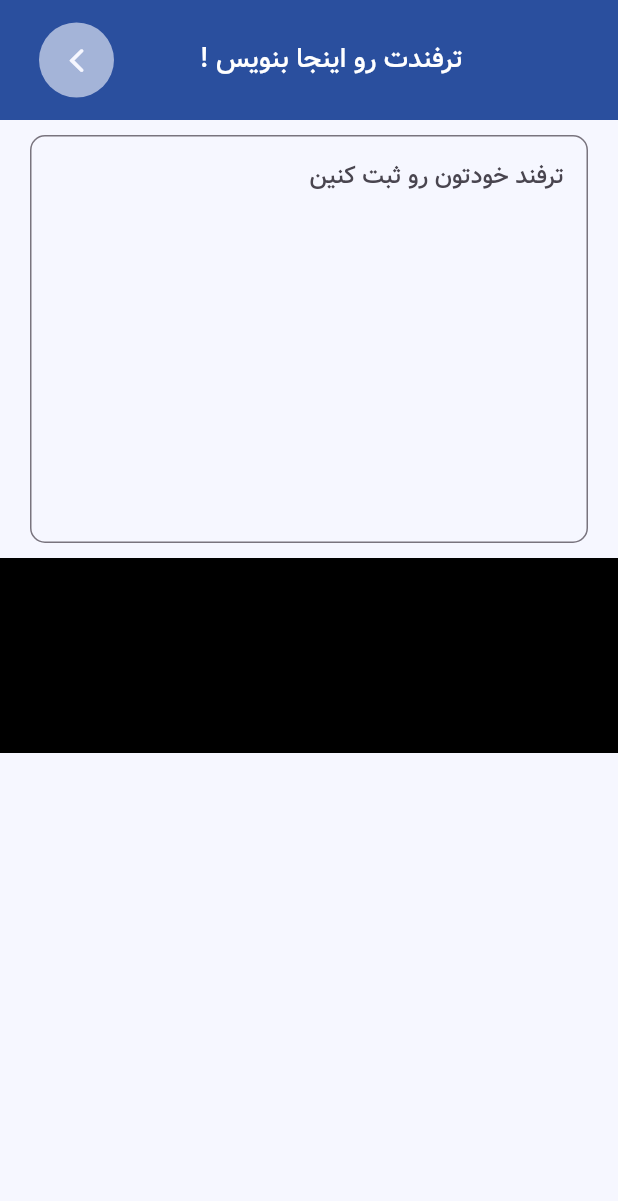
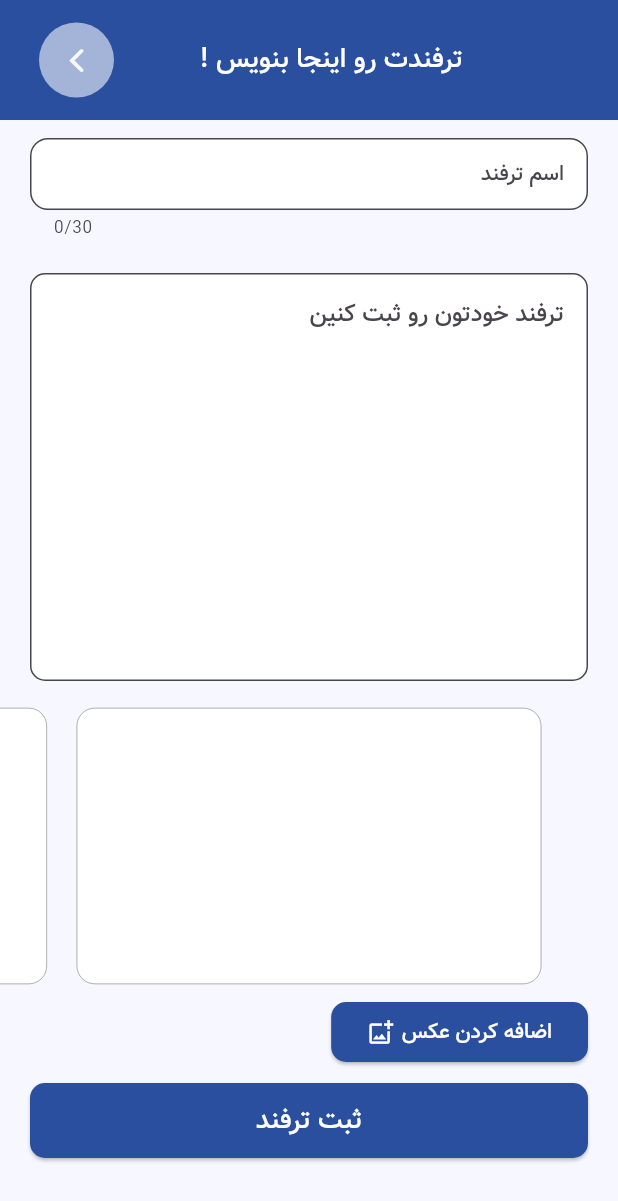
Before and after one commit to Y4CN/Gamak, a Flutter app: the AddTrickScreen screen opened directly, on a phone screen of 412 x 824 dp. Shown: the top 1201 px of the screen. Run offline on Flutter 3.47's test engine with Material 2 defaults, Android fonts, the phone set to English and light mode, and no system bars; our stand-ins replace cached_network_image, dartz, dio, email_validator, expandable_text, file_picker and 10 more; missing offline and left inert: dart:ffi; accounts and stored records are empty.

Commit message:
add UI UX addTrickScreen

```diff
--- a/lib/screens/addTrickScreen.dart
+++ b/lib/screens/addTrickScreen.dart
@@ -1,6 +1,7 @@
 import 'package:flutter/cupertino.dart';
 import 'package:flutter/material.dart';
 import 'package:game_hacks_chat/constant/generallColor.dart';
+import 'package:game_hacks_chat/widget/customSnakBar.dart';
 
 class AddTrickScreen extends StatefulWidget {
   const AddTrickScreen({super.key});
@@ -10,6 +11,18 @@ class AddTrickScreen extends StatefulWidget {
 }
 
 class _AddTrickScreenState extends State<AddTrickScreen> {
+  late TextEditingController _titleTextEditController;
+  late TextEditingController _descriptionTexrEditController;
+  late PageController _pageController;
+
+  @override
+  void initState() {
+    super.initState();
+    _titleTextEditController = TextEditingController();
+    _descriptionTexrEditController = TextEditingController();
+    _pageController = PageController(viewportFraction: .8);
+  }
+
   @override
   Widget build(BuildContext context) {
     return GestureDetector(
@@ -66,16 +79,44 @@ class _AddTrickScreenState extends State<AddTrickScreen> {
             ),
           ),
         ),
-        body: SafeArea(
+        body: SingleChildScrollView(
+          child: SafeArea(
             child: Column(
-            crossAxisAlignment: CrossAxisAlignment.stretch,
+              crossAxisAlignment: CrossAxisAlignment.start,
               children: [
                 Padding(
-                padding: EdgeInsets.symmetric(horizontal: 20, vertical: 10),
+                  padding:
+                      const EdgeInsets.symmetric(horizontal: 20, vertical: 12),
                   child: TextField(
+                    controller: _titleTextEditController,
+                    maxLength: 30,
+                    decoration: InputDecoration(
+                      labelText: 'اسم ترفند',
+                      labelStyle: const TextStyle(
+                        fontFamily: 'vazirm',
+                        fontSize: 14,
+                      ),
+                      filled: true,
+                      fillColor: Colors.white,
+                      floatingLabelAlignment: FloatingLabelAlignment.start,
+                      contentPadding:
+                          const EdgeInsets.symmetric(horizontal: 12),
+                      border: OutlineInputBorder(
+                        borderRadius: BorderRadius.circular(12),
+                      ),
+                    ),
+                  ),
+                ),
+                Padding(
+                  padding:
+                      const EdgeInsets.symmetric(horizontal: 20, vertical: 10),
+                  child: TextField(
+                    controller: _descriptionTexrEditController,
                     minLines: 10,
                     maxLines: 15,
-                  decoration: InputDecoration(
+                    decoration: const InputDecoration(
+                      filled: true,
+                      fillColor: Colors.white,
                       hintText: 'ترفند خودتون رو ثبت کنین',
                       hintStyle: TextStyle(fontFamily: 'vazirm'),
                       border: OutlineInputBorder(
@@ -86,12 +127,101 @@ class _AddTrickScreenState extends State<AddTrickScreen> {
                     ),
                   ),
                 ),
-              Container(
-                height: 130,
+                SizedBox(
+                  height: 200,
                   width: double.infinity,
+                  child: PageView.builder(
+                    controller: _pageController,
+                    itemCount: 10,
+                    itemBuilder: (context, index) {
+                      return Container(
+                        margin: const EdgeInsets.symmetric(
+                          horizontal: 10,
+                          vertical: 8,
+                        ),
+                        decoration: BoxDecoration(
+                          color: Colors.white,
+                          border: Border.all(
                             color: Colors.black,
+                            width: .2,
+                          ),
+                          borderRadius: BorderRadius.circular(12),
+                        ),
+                      );
+                    },
+                  ),
+                ),
+                Padding(
+                  padding: const EdgeInsets.symmetric(horizontal: 20),
+                  child: ElevatedButton(
+                    style: ElevatedButton.styleFrom(
+                      backgroundColor: GenerallColor.appBarBackGroundColor,
+                      shape: RoundedRectangleBorder(
+                        borderRadius: BorderRadius.circular(10),
+                      ),
+                      minimumSize: const Size(150, 40),
+                    ),
+                    onPressed: () {},
+                    child: Row(
+                      mainAxisSize: MainAxisSize.min,
+                      children: const [
+                        Text(
+                          'اضافه کردن عکس',
+                          style: TextStyle(
+                            fontFamily: 'vazirm',
+                            color: Colors.white,
+                            fontSize: 14,
+                          ),
+                        ),
+                        SizedBox(
+                          width: 5,
+                        ),
+                        Icon(
+                          Icons.add_photo_alternate_outlined,
+                          color: Colors.white,
                         )
                       ],
+                    ),
+                  ),
+                ),
+                Padding(
+                  padding:
+                      const EdgeInsets.symmetric(vertical: 10, horizontal: 20),
+                  child: Center(
+                      child: ElevatedButton(
+                    style: ElevatedButton.styleFrom(
+                      backgroundColor: GenerallColor.appBarBackGroundColor,
+                      shape: RoundedRectangleBorder(
+                        borderRadius: BorderRadius.circular(10),
+                      ),
+                      minimumSize: const Size(double.infinity, 50),
+                    ),
+                    onPressed: () {
+                      if (_titleTextEditController.text.trim().isEmpty) {
+                        CustomSnakBar.getCustomSnakBar(
+                            'لطفا اسم ترفند را وارد کنین', context);
+                        return;
+                      }
+                      if (_descriptionTexrEditController.text.trim().isEmpty &&
+                          _descriptionTexrEditController.text.trim().length <=
+                              10) {
+                        CustomSnakBar.getCustomSnakBar(
+                            'لطفا ترفند خودتون رو بنویسین', context);
+                        return;
+                      }
+                    },
+                    child: const Text(
+                      'ثبت ترفند',
+                      style: TextStyle(
+                        fontFamily: 'vazirm',
+                        color: Colors.white,
+                        fontSize: 18,
+                      ),
+                    ),
+                  )),
+                )
+              ],
+            ),
           ),
         ),
       ),
```
Lines whose indentation alone changed are shown as unchanged.
